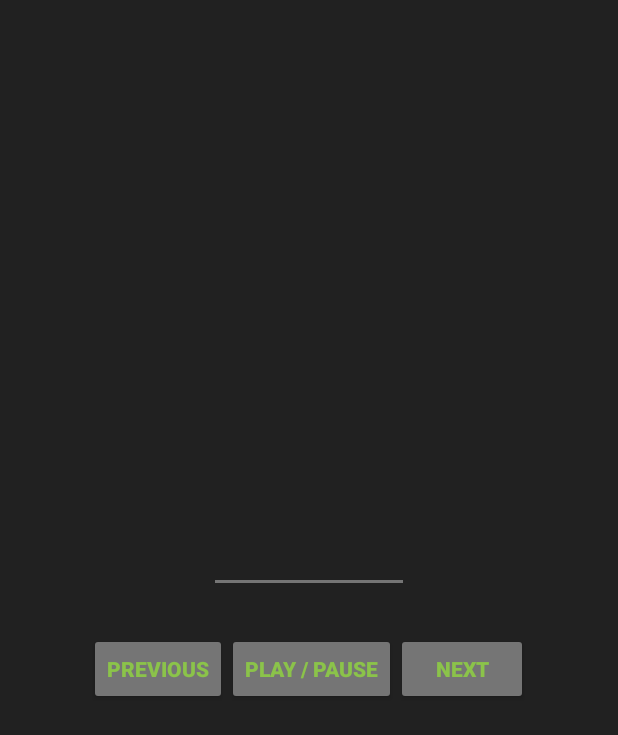
After one commit to elyshas/AlohomoraMusic, an Android app: the layout selected_song.xml on its own in the app's theme, with its tools: preview values and no code run, on a phone screen of 412 x 824 dp. The commit adds this screen. Shown: the top 735 px of the screen. Run offline under Robolectric (Android 15) with nearby library versions, the light colour scheme and no system bars.

Commit message:
Updated project
Added multiple activities and updated XML to match

```diff
--- a/app/src/main/java/com/example/android/alohomoramusic/ArtistAdapter.java
+++ b/app/src/main/java/com/example/android/alohomoramusic/ArtistAdapter.java
@@ -11,7 +11,7 @@ import java.util.ArrayList;
 /**
  * Created by elysh on 6/16/2018.
  */
-//WORKS WITH SELECTED_ARTIST.XML
+
 public class ArtistAdapter extends ArrayAdapter<Artist> {
 
     public ArtistAdapter(Context context, ArrayList<Artist> artist) {
--- /dev/null
+++ b/app/src/main/res/layout/selected_song.xml
@@ -0,0 +1,70 @@
+<?xml version="1.0" encoding="utf-8"?>
+<RelativeLayout xmlns:android="http://schemas.android.com/apk/res/android"
+    android:id="@+id/song_playing"
+    android:layout_width="match_parent"
+    android:layout_height="wrap_content"
+    android:background="@color/DarkGray">
+
+    <LinearLayout
+        android:layout_width="match_parent"
+        android:layout_height="match_parent"
+        android:orientation="vertical"
+        android:gravity="center">
+
+        <!--Image Art-->
+        <ImageView
+            android:id="@+id/selectedAlbumArt"
+            android:layout_width="wrap_content"
+            android:layout_height="wrap_content" />
+
+        <!--Song name-->
+        <TextView
+            android:id="@+id/selectedSong"
+            style="@style/SongNameTextView" />
+
+        <!--Divider Line-->
+        <View style="@style/DividerLine_Song" />
+
+        <!--Artist name-->
+        <TextView
+            android:id="@+id/selectedArtist"
+            style="@style/ArtistNameTextView" />
+
+        <LinearLayout
+            android:layout_width="wrap_content"
+            android:layout_height="wrap_content"
+            android:orientation="horizontal"
+            android:textColor="@color/AccentGreen">
+
+            <Button
+                android:id="@+id/PreviousSong"
+                android:layout_width="wrap_content"
+                android:layout_height="wrap_content"
+                android:text="Previous"
+                android:textColor="@color/AccentGreen"
+                android:backgroundTint="@color/MediumGray"
+                android:textStyle="bold"/>
+
+            <Button
+                android:id="@+id/PlayOrPauseSong"
+                android:layout_width="wrap_content"
+                android:layout_height="wrap_content"
+                android:text="Play / Pause"
+                android:textColor="@color/AccentGreen"
+                android:backgroundTint="@color/MediumGray"
+                android:textStyle="bold"/>
+
+            <Button
+                android:id="@+id/NextSong"
+                android:layout_width="wrap_content"
+                android:layout_height="wrap_content"
+                android:text="Next"
+                android:textColor="@color/AccentGreen"
+                android:backgroundTint="@color/MediumGray"
+                android:textStyle="bold"/>
+
+        </LinearLayout>
+
+    </LinearLayout>
+
+</RelativeLayout>
--- a/app/src/main/res/values/styles.xml
+++ b/app/src/main/res/values/styles.xml
@@ -1,8 +1,7 @@
 <resources>
 
-    <!-- Base application theme. -->
+    <!--Customized application theme-->
     <style name="AppTheme" parent="Theme.AppCompat.Light.DarkActionBar">
-        <!-- Customize your theme here. -->
         <item name="colorPrimary">@color/colorPrimary</item>
         <item name="colorPrimaryDark">@color/colorPrimaryDark</item>
         <item name="colorAccent">@color/colorAccent</item>
@@ -13,14 +12,14 @@
         <item name="android:layout_width">match_parent</item>
         <item name="android:layout_height">80dp</item>
         <item name="android:gravity">center_vertical</item>
-        <item name="android:padding">16dp</item>
+        <item name="android:padding">@dimen/SectionPadding</item>
         <item name="android:textColor">@color/DarkCyan</item>
+        <item name="android:textSize">@dimen/Font23sp</item>
         <item name="android:textStyle">bold</item>
-        <item name="android:textAppearance">?android:textAppearanceMedium</item>
     </style>
 
     <!-- Main App Selection - Dark Long Divider Lines-->
-    <style name="DividerLine_Dark">
+    <style name="DividerLine_Albums">
         <item name="android:layout_width">fill_parent</item>
         <item name="android:layout_height">@dimen/DividerLineHeight</item>
         <item name="android:background">@color/DarkGray</item>
@@ -28,12 +27,48 @@
 
     <!-- Song Selection - Light Small Divider Lines-->
     <style name="DividerLine_Song">
-        <item name="android:layout_width">125dp</item>
-        <item name="android:layout_height">2dp</item>
-        <item name="android:layout_marginTop">2dp</item>
-        <item name="android:layout_marginBottom">2dp</item>
+        <item name="android:layout_width">@dimen/DividerLineWidth_Sm</item>
+        <item name="android:layout_height">@dimen/DividerLineHeight_Sm</item>
+        <item name="android:layout_marginTop">@dimen/Margin2dp</item>
+        <item name="android:layout_marginBottom">@dimen/Margin2dp</item>
         <item name="android:layout_gravity">center</item>
         <item name="android:background">@color/MediumGray</item>
     </style>
 
+    <style name="SongNameTextView">
+        <item name="android:layout_width">wrap_content</item>
+        <item name="android:layout_height">wrap_content</item>
+        <item name="android:layout_gravity">center</item>
+        <item name="android:layout_marginTop">@dimen/Margin10dp</item>
+        <item name="android:gravity">top</item>
+        <item name="android:textColor">@color/MediumCyan</item>
+        <item name="android:textSize">@dimen/Font15sp</item>
+        <item name="android:textStyle">bold</item>
+    </style>
+
+    <style name="ArtistNameTextView">
+        <item name="android:layout_width">wrap_content</item>
+        <item name="android:layout_height">wrap_content</item>
+        <item name="android:layout_gravity">center</item>
+        <item name="android:layout_marginBottom">@dimen/Margin10dp</item>
+        <item name="android:textColor">@color/DarkCyan</item>
+        <item name="android:textSize">@dimen/Font15sp</item>
+    </style>
+
+    <style name="SongTimeTextView">
+        <item name="android:layout_width">wrap_content</item>
+        <item name="android:layout_height">wrap_content</item>
+        <item name="android:textColor">@color/LightGray</item>
+        <item name="android:textSize">@dimen/Font15sp</item>
+    </style>
+
+    <style name="ButtonView">
+        <item name="android:layout_width">@dimen/PlayButtonSize</item>
+        <item name="android:layout_height">@dimen/PlayButtonSize</item>
+        <item name="android:background">@drawable/round_button</item>
+        <item name="android:paddingLeft">@dimen/PlayButtonPadding</item>
+        <item name="android:textColor">@color/DarkGray</item>
+        <item name="android:textSize">@dimen/Font20sp</item>
+    </style>
+
 </resources>
```
Also changed, not shown: app/src/main/AndroidManifest.xml (+4 -4 lines), app/src/main/java/com/example/android/alohomoramusic/Artist3Activity.java (added, +52 -0 lines), app/src/main/java/com/example/android/alohomoramusic/Artist4Activity.java (added, +54 -0 lines), app/src/main/java/com/example/android/alohomoramusic/MainActivity.java (+4 -4 lines), app/src/main/java/com/example/android/alohomoramusic/SelectedArtistActivity.java (added, +49 -0 lines), app/src/main/java/com/example/android/alohomoramusic/SongPlayActivity.java (deleted, +0 -8 lines), app/src/main/res/drawable/round_button.xml (added, +13 -0 lines), app/src/main/res/layout/activity_main.xml (+7 -7 lines), app/src/main/res/layout/selected_artist.xml (+8 -29 lines), app/src/main/res/values/dimens.xml (+22 -13 lines), app/src/main/res/values/strings.xml (+13 -0 lines), app/src/main/res/drawable/eluveitie_origins_album.jpg (added), app/src/main/res/drawable/iron_and_wine_shepherds_dog_album.jpg (added), app/src/main/res/drawable/type_o_negative_october_rust_album.jpg (added).
